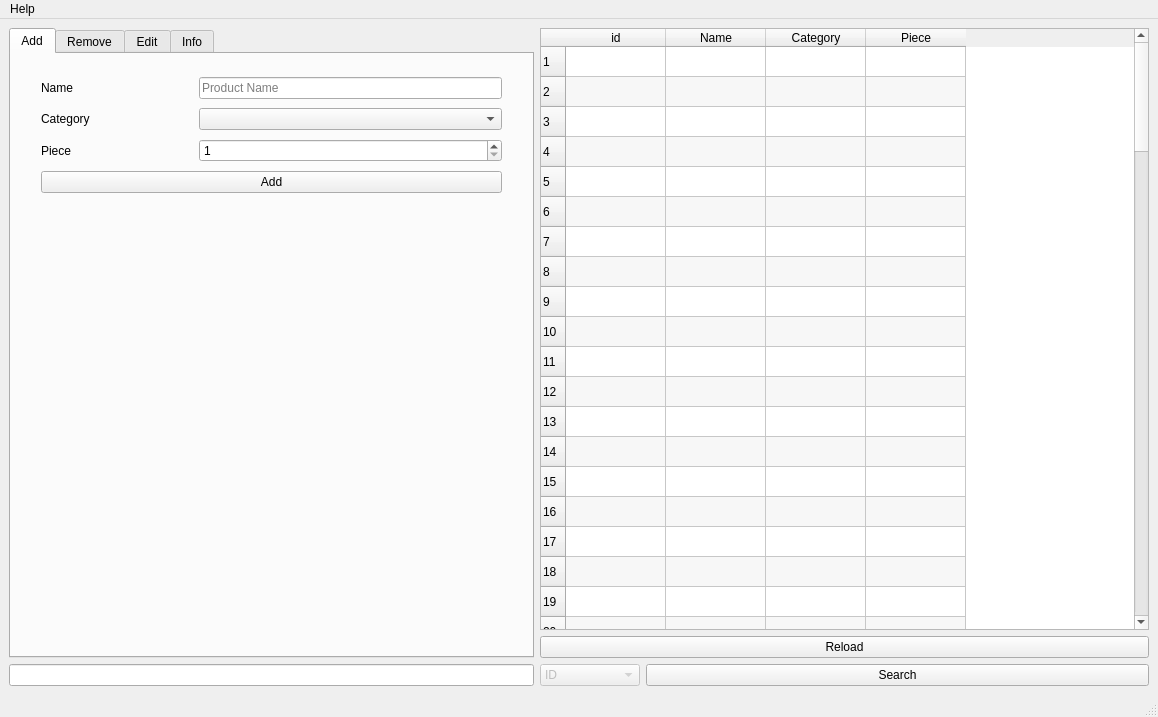
Qt form Window/ui/ProductWindow.ui (GitHangar/SelCan_Public) before a commit.
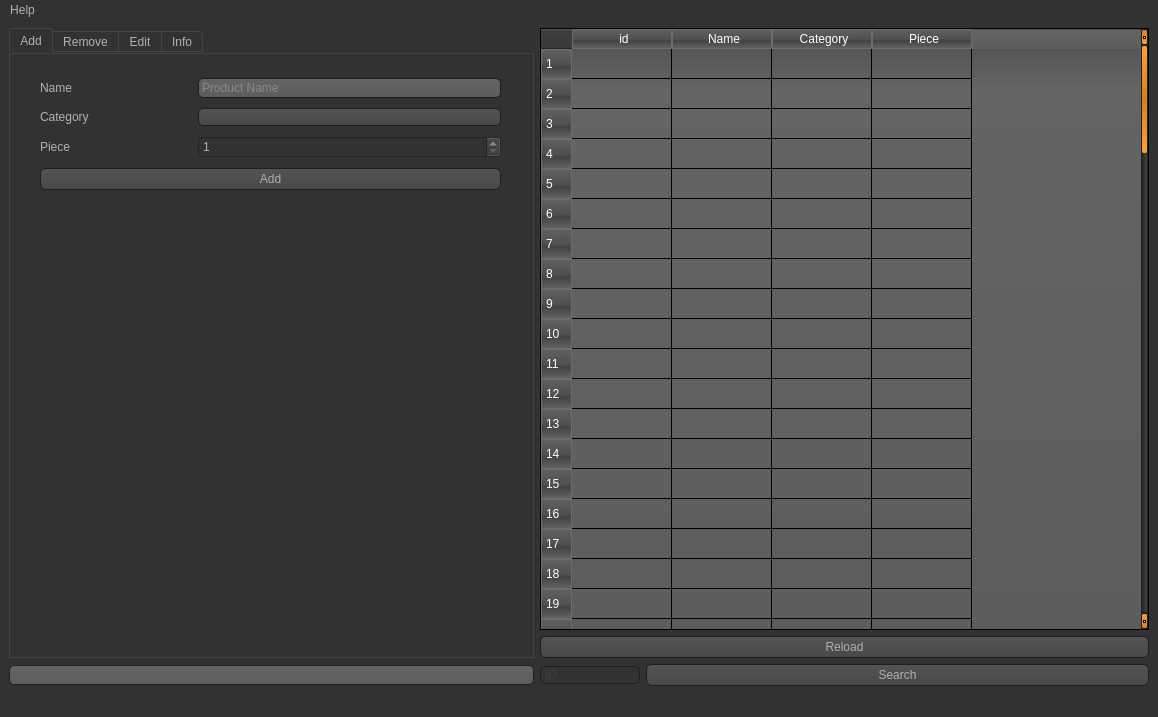
The same form after that commit. Icons and pictures are not drawn.

The edit to the form file:
```diff
--- a/Window/ui/ProductWindow.ui
+++ b/Window/ui/ProductWindow.ui
@@ -28,6 +28,476 @@
   <property name="windowOpacity">
    <double>1.000000000000000</double>
   </property>
+  <property name="styleSheet">
+   <string notr="true">QToolTip
+{
+     border: 1px solid black;
+     background-color: #ffa02f;
+     padding: 1px;
+     border-radius: 3px;
+     opacity: 100;
+}
+
+QWidget
+{
+    color: #b1b1b1;
+    background-color: #323232;
+}
+
+QWidget:item:hover
+{
+    background-color: QLinearGradient( x1: 0, y1: 0, x2: 0, y2: 1, stop: 0 #ffa02f, stop: 1 #ca0619);
+    color: #000000;
+}
+
+QWidget:item:selected
+{
+    background-color: QLinearGradient( x1: 0, y1: 0, x2: 0, y2: 1, stop: 0 #ffa02f, stop: 1 #d7801a);
+}
+
+QMenuBar::item
+{
+    background: transparent;
+}
+
+QMenuBar::item:selected
+{
+    background: transparent;
+    border: 1px solid #ffaa00;
+}
+
+QMenuBar::item:pressed
+{
+    background: #444;
+    border: 1px solid #000;
+    background-color: QLinearGradient(
+        x1:0, y1:0,
+        x2:0, y2:1,
+        stop:1 #212121,
+        stop:0.4 #343434/*,
+        stop:0.2 #343434,
+        stop:0.1 #ffaa00*/
+    );
+    margin-bottom:-1px;
+    padding-bottom:1px;
+}
+
+QMenu
+{
+    border: 1px solid #000;
+}
+
+QMenu::item
+{
+    padding: 2px 20px 2px 20px;
+}
+
+QMenu::item:selected
+{
+    color: #000000;
+}
+
+QWidget:disabled
+{
+    color: #404040;
+    background-color: #323232;
+}
+
+QAbstractItemView
+{
+    background-color: QLinearGradient( x1: 0, y1: 0, x2: 0, y2: 1, stop: 0 #4d4d4d, stop: 0.1 #646464, stop: 1 #5d5d5d);
+}
+
+QWidget:focus
+{
+    /*border: 2px solid QLinearGradient( x1: 0, y1: 0, x2: 0, y2: 1, stop: 0 #ffa02f, stop: 1 #d7801a);*/
+}
+
+QLineEdit
+{
+    background-color: QLinearGradient( x1: 0, y1: 0, x2: 0, y2: 1, stop: 0 #4d4d4d, stop: 0 #646464, stop: 1 #5d5d5d);
+    padding: 1px;
+    border-style: solid;
+    border: 1px solid #1e1e1e;
+    border-radius: 5;
+}
+
+QPushButton
+{
+    color: #b1b1b1;
+    background-color: QLinearGradient( x1: 0, y1: 0, x2: 0, y2: 1, stop: 0 #565656, stop: 0.1 #525252, stop: 0.5 #4e4e4e, stop: 0.9 #4a4a4a, stop: 1 #464646);
+    border-width: 1px;
+    border-color: #1e1e1e;
+    border-style: solid;
+    border-radius: 6;
+    padding: 3px;
+    font-size: 12px;
+    padding-left: 5px;
+    padding-right: 5px;
+}
+
+QPushButton:pressed
+{
+    background-color: QLinearGradient( x1: 0, y1: 0, x2: 0, y2: 1, stop: 0 #2d2d2d, stop: 0.1 #2b2b2b, stop: 0.5 #292929, stop: 0.9 #282828, stop: 1 #252525);
+}
+
+QComboBox
+{
+    selection-background-color: #ffaa00;
+    background-color: QLinearGradient( x1: 0, y1: 0, x2: 0, y2: 1, stop: 0 #565656, stop: 0.1 #525252, stop: 0.5 #4e4e4e, stop: 0.9 #4a4a4a, stop: 1 #464646);
+    border-style: solid;
+    border: 1px solid #1e1e1e;
+    border-radius: 5;
+}
+
+QComboBox:hover,QPushButton:hover
+{
+    border: 2px solid QLinearGradient( x1: 0, y1: 0, x2: 0, y2: 1, stop: 0 #ffa02f, stop: 1 #d7801a);
+}
+
+
+QComboBox:on
+{
+    padding-top: 3px;
+    padding-left: 4px;
+    background-color: QLinearGradient( x1: 0, y1: 0, x2: 0, y2: 1, stop: 0 #2d2d2d, stop: 0.1 #2b2b2b, stop: 0.5 #292929, stop: 0.9 #282828, stop: 1 #252525);
+    selection-background-color: #ffaa00;
+}
+
+QComboBox QAbstractItemView
+{
+    border: 2px solid darkgray;
+    selection-background-color: QLinearGradient( x1: 0, y1: 0, x2: 0, y2: 1, stop: 0 #ffa02f, stop: 1 #d7801a);
+}
+
+QComboBox::drop-down
+{
+     subcontrol-origin: padding;
+     subcontrol-position: top right;
+     width: 15px;
+
+     border-left-width: 0px;
+     border-left-color: darkgray;
+     border-left-style: solid; /* just a single line */
+     border-top-right-radius: 3px; /* same radius as the QComboBox */
+     border-bottom-right-radius: 3px;
+ }
+
+QComboBox::down-arrow
+{
+     image: url(:/down_arrow.png);
+}
+
+QGroupBox:focus
+{
+border: 2px solid QLinearGradient( x1: 0, y1: 0, x2: 0, y2: 1, stop: 0 #ffa02f, stop: 1 #d7801a);
+}
+
+QTextEdit:focus
+{
+    border: 2px solid QLinearGradient( x1: 0, y1: 0, x2: 0, y2: 1, stop: 0 #ffa02f, stop: 1 #d7801a);
+}
+
+QScrollBar:horizontal {
+     border: 1px solid #222222;
+     background: QLinearGradient( x1: 0, y1: 0, x2: 0, y2: 1, stop: 0.0 #121212, stop: 0.2 #282828, stop: 1 #484848);
+     height: 7px;
+     margin: 0px 16px 0 16px;
+}
+
+QScrollBar::handle:horizontal
+{
+      background: QLinearGradient( x1: 0, y1: 0, x2: 1, y2: 0, stop: 0 #ffa02f, stop: 0.5 #d7801a, stop: 1 #ffa02f);
+      min-height: 20px;
+      border-radius: 2px;
+}
+
+QScrollBar::add-line:horizontal {
+      border: 1px solid #1b1b19;
+      border-radius: 2px;
+      background: QLinearGradient( x1: 0, y1: 0, x2: 1, y2: 0, stop: 0 #ffa02f, stop: 1 #d7801a);
+      width: 14px;
+      subcontrol-position: right;
+      subcontrol-origin: margin;
+}
+
+QScrollBar::sub-line:horizontal {
+      border: 1px solid #1b1b19;
+      border-radius: 2px;
+      background: QLinearGradient( x1: 0, y1: 0, x2: 1, y2: 0, stop: 0 #ffa02f, stop: 1 #d7801a);
+      width: 14px;
+     subcontrol-position: left;
+     subcontrol-origin: margin;
+}
+
+QScrollBar::right-arrow:horizontal, QScrollBar::left-arrow:horizontal
+{
+      border: 1px solid black;
+      width: 1px;
+      height: 1px;
+      background: white;
+}
+
+QScrollBar::add-page:horizontal, QScrollBar::sub-page:horizontal
+{
+      background: none;
+}
+
+QScrollBar:vertical
+{
+      background: QLinearGradient( x1: 0, y1: 0, x2: 1, y2: 0, stop: 0.0 #121212, stop: 0.2 #282828, stop: 1 #484848);
+      width: 7px;
+      margin: 16px 0 16px 0;
+      border: 1px solid #222222;
+}
+
+QScrollBar::handle:vertical
+{
+      background: QLinearGradient( x1: 0, y1: 0, x2: 0, y2: 1, stop: 0 #ffa02f, stop: 0.5 #d7801a, stop: 1 #ffa02f);
+      min-height: 20px;
+      border-radius: 2px;
+}
+
+QScrollBar::add-line:vertical
+{
+      border: 1px solid #1b1b19;
+      border-radius: 2px;
+      background: QLinearGradient( x1: 0, y1: 0, x2: 0, y2: 1, stop: 0 #ffa02f, stop: 1 #d7801a);
+      height: 14px;
+      subcontrol-position: bottom;
+      subcontrol-origin: margin;
+}
+
+QScrollBar::sub-line:vertical
+{
+      border: 1px solid #1b1b19;
+      border-radius: 2px;
+      background: QLinearGradient( x1: 0, y1: 0, x2: 0, y2: 1, stop: 0 #d7801a, stop: 1 #ffa02f);
+      height: 14px;
+      subcontrol-position: top;
+      subcontrol-origin: margin;
+}
+
+QScrollBar::up-arrow:vertical, QScrollBar::down-arrow:vertical
+{
+      border: 1px solid black;
+      width: 1px;
+      height: 1px;
+      background: white;
+}
+
+
+QScrollBar::add-page:vertical, QScrollBar::sub-page:vertical
+{
+      background: none;
+}
+
+QTextEdit
+{
+    background-color: #242424;
+}
+
+QPlainTextEdit
+{
+    background-color: #242424;
+}
+
+QHeaderView::section
+{
+    background-color: QLinearGradient(x1:0, y1:0, x2:0, y2:1, stop:0 #616161, stop: 0.5 #505050, stop: 0.6 #434343, stop:1 #656565);
+    color: white;
+    padding-left: 4px;
+    border: 1px solid #6c6c6c;
+}
+
+QCheckBox:disabled
+{
+color: #414141;
+}
+
+QDockWidget::title
+{
+    text-align: center;
+    spacing: 3px; /* spacing between items in the tool bar */
+    background-color: QLinearGradient(x1:0, y1:0, x2:0, y2:1, stop:0 #323232, stop: 0.5 #242424, stop:1 #323232);
+}
+
+QDockWidget::close-button, QDockWidget::float-button
+{
+    text-align: center;
+    spacing: 1px; /* spacing between items in the tool bar */
+    background-color: QLinearGradient(x1:0, y1:0, x2:0, y2:1, stop:0 #323232, stop: 0.5 #242424, stop:1 #323232);
+}
+
+QDockWidget::close-button:hover, QDockWidget::float-button:hover
+{
+    background: #242424;
+}
+
+QDockWidget::close-button:pressed, QDockWidget::float-button:pressed
+{
+    padding: 1px -1px -1px 1px;
+}
+
+QMainWindow::separator
+{
+    background-color: QLinearGradient(x1:0, y1:0, x2:0, y2:1, stop:0 #161616, stop: 0.5 #151515, stop: 0.6 #212121, stop:1 #343434);
+    color: white;
+    padding-left: 4px;
+    border: 1px solid #4c4c4c;
+    spacing: 3px; /* spacing between items in the tool bar */
+}
+
+QMainWindow::separator:hover
+{
+
+    background-color: QLinearGradient(x1:0, y1:0, x2:0, y2:1, stop:0 #d7801a, stop:0.5 #b56c17 stop:1 #ffa02f);
+    color: white;
+    padding-left: 4px;
+    border: 1px solid #6c6c6c;
+    spacing: 3px; /* spacing between items in the tool bar */
+}
+
+QToolBar::handle
+{
+     spacing: 3px; /* spacing between items in the tool bar */
+     background: url(:/images/handle.png);
+}
+
+QMenu::separator
+{
+    height: 2px;
+    background-color: QLinearGradient(x1:0, y1:0, x2:0, y2:1, stop:0 #161616, stop: 0.5 #151515, stop: 0.6 #212121, stop:1 #343434);
+    color: white;
+    padding-left: 4px;
+    margin-left: 10px;
+    margin-right: 5px;
+}
+
+QProgressBar
+{
+    border: 2px solid grey;
+    border-radius: 5px;
+    text-align: center;
+}
+
+QProgressBar::chunk
+{
+    background-color: #d7801a;
+    width: 2.15px;
+    margin: 0.5px;
+}
+
+QTabBar::tab {
+    color: #b1b1b1;
+    border: 1px solid #444;
+    border-bottom-style: none;
+    background-color: #323232;
+    padding-left: 10px;
+    padding-right: 10px;
+    padding-top: 3px;
+    padding-bottom: 2px;
+    margin-right: -1px;
+}
+
+QTabWidget::pane {
+    border: 1px solid #444;
+    top: 1px;
+}
+
+QTabBar::tab:last
+{
+    margin-right: 0; /* the last selected tab has nothing to overlap with on the right */
+    border-top-right-radius: 3px;
+}
+
+QTabBar::tab:first:!selected
+{
+ margin-left: 0px; /* the last selected tab has nothing to overlap with on the right */
+
+
+    border-top-left-radius: 3px;
+}
+
+QTabBar::tab:!selected
+{
+    color: #b1b1b1;
+    border-bottom-style: solid;
+    margin-top: 3px;
+    background-color: QLinearGradient(x1:0, y1:0, x2:0, y2:1, stop:1 #212121, stop:.4 #343434);
+}
+
+QTabBar::tab:selected
+{
+    border-top-left-radius: 3px;
+    border-top-right-radius: 3px;
+    margin-bottom: 0px;
+}
+
+QTabBar::tab:!selected:hover
+{
+    /*border-top: 2px solid #ffaa00;
+    padding-bottom: 3px;*/
+    border-top-left-radius: 3px;
+    border-top-right-radius: 3px;
+    background-color: QLinearGradient(x1:0, y1:0, x2:0, y2:1, stop:1 #212121, stop:0.4 #343434, stop:0.2 #343434, stop:0.1 #ffaa00);
+}
+
+QRadioButton::indicator:checked, QRadioButton::indicator:unchecked{
+    color: #b1b1b1;
+    background-color: #323232;
+    border: 1px solid #b1b1b1;
+    border-radius: 6px;
+}
+
+QRadioButton::indicator:checked
+{
+    background-color: qradialgradient(
+        cx: 0.5, cy: 0.5,
+        fx: 0.5, fy: 0.5,
+        radius: 1.0,
+        stop: 0.25 #ffaa00,
+        stop: 0.3 #323232
+    );
+}
+
+QCheckBox::indicator{
+    color: #b1b1b1;
+    background-color: #323232;
+    border: 1px solid #b1b1b1;
+    width: 9px;
+    height: 9px;
+}
+
+QRadioButton::indicator
+{
+    border-radius: 6px;
+}
+
+QRadioButton::indicator:hover, QCheckBox::indicator:hover
+{
+    border: 1px solid #ffaa00;
+}
+
+QCheckBox::indicator:checked
+{
+    image:url(:/images/checkbox.png);
+}
+
+QCheckBox::indicator:disabled, QRadioButton::indicator:disabled
+{
+    border: 1px solid #444;
+}</string>
+  </property>
+  <property name="animated">
+   <bool>true</bool>
+  </property>
+  <property name="tabShape">
+   <enum>QTabWidget::Rounded</enum>
+  </property>
+  <property name="dockNestingEnabled">
+   <bool>false</bool>
+  </property>
   <widget class="QWidget" name="centralwidget">
    <layout class="QGridLayout" name="gridLayout">
     <item row="2" column="0">
@@ -101,6 +571,11 @@
         <height>16777215</height>
        </size>
       </property>
+      <property name="font">
+       <font>
+        <kerning>true</kerning>
+       </font>
+      </property>
       <property name="acceptDrops">
        <bool>false</bool>
       </property>
@@ -111,7 +586,7 @@
        <set>QAbstractItemView::NoEditTriggers</set>
       </property>
       <property name="alternatingRowColors">
-       <bool>true</bool>
+       <bool>false</bool>
       </property>
       <property name="selectionBehavior">
        <enum>QAbstractItemView::SelectRows</enum>
```
Left out of the diff: 12 changed lines with no effect on the pictures.
